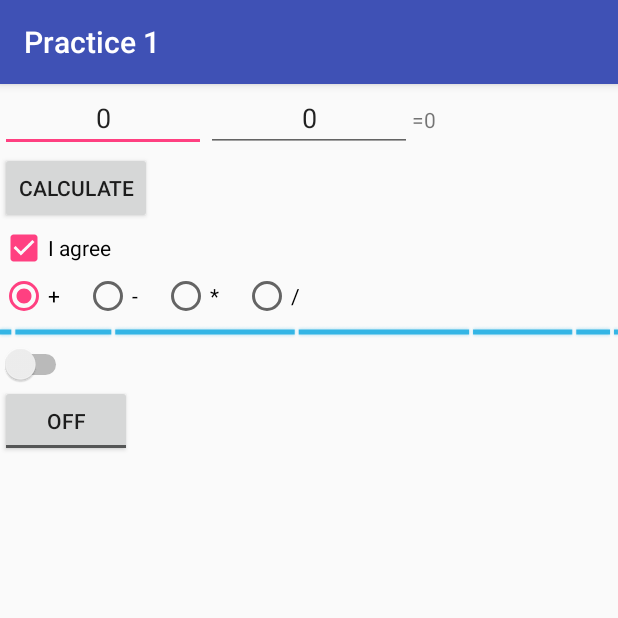
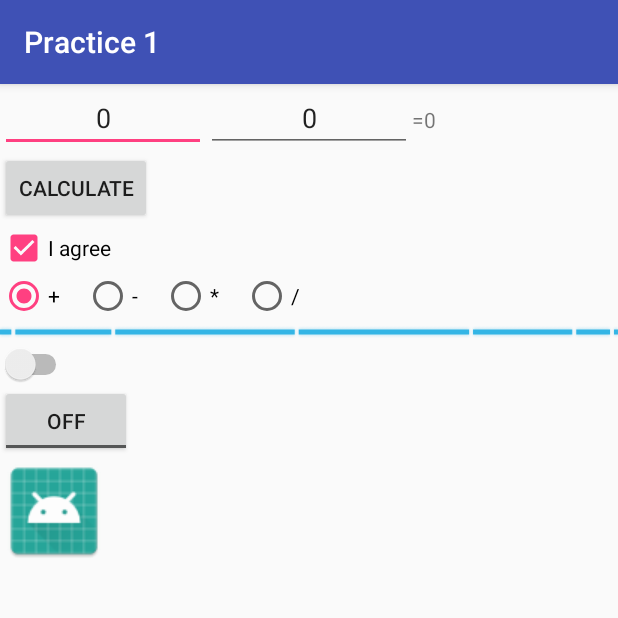
Before and after one commit to jennyjnn/testProject, an Android app: the screen it shows after launch (MainActivity), on a phone screen of 412 x 824 dp, the top half of it. Run offline under Robolectric (Android 15) with nearby library versions, the phone set to English and light mode, and no system bars.

Commit message:
drawable

```diff
--- a/practice1/app/src/main/res/layout/activity_main.xml
+++ b/practice1/app/src/main/res/layout/activity_main.xml
@@ -126,4 +126,9 @@
         android:layout_width="wrap_content"
         android:layout_height="wrap_content" />
 
+    <ImageView
+        android:layout_width="wrap_content"
+        android:layout_height="wrap_content"
+        android:src="@drawable/ic_launcher"/>
+
 </LinearLayout>
```
Also changed, not shown: practice1/app/src/main/res/drawable/ic_launcher.png (added).
